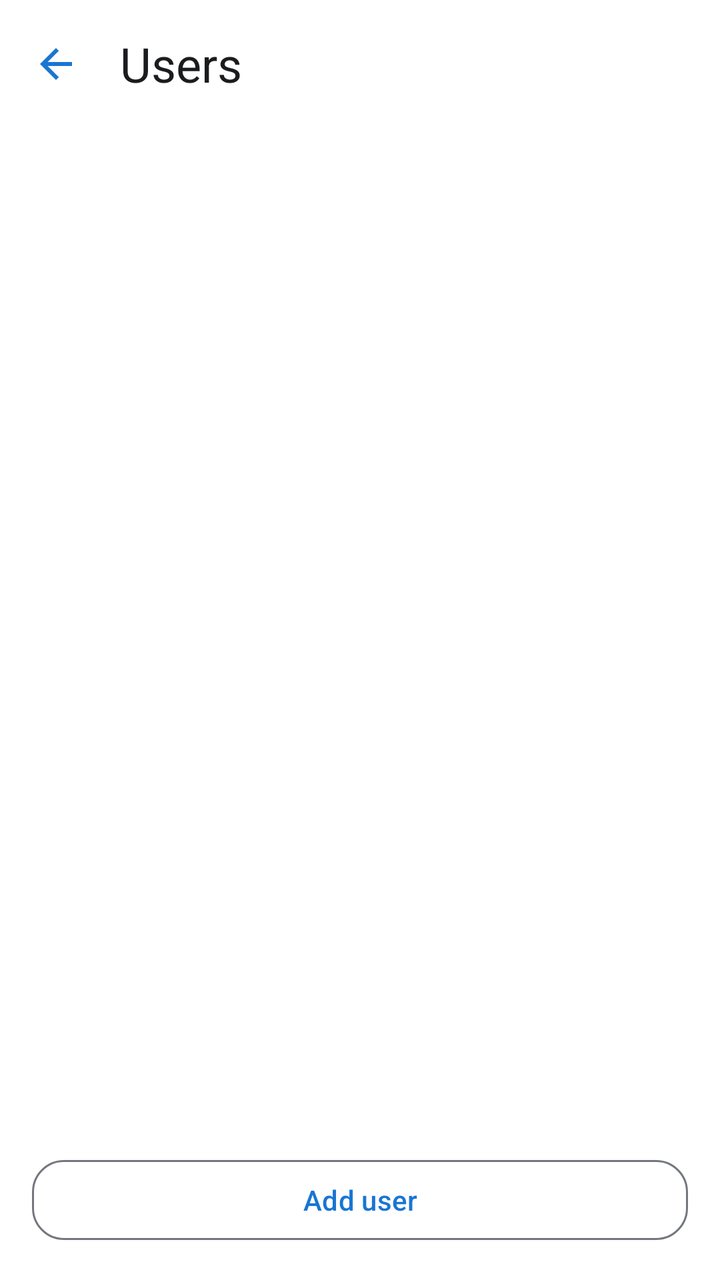
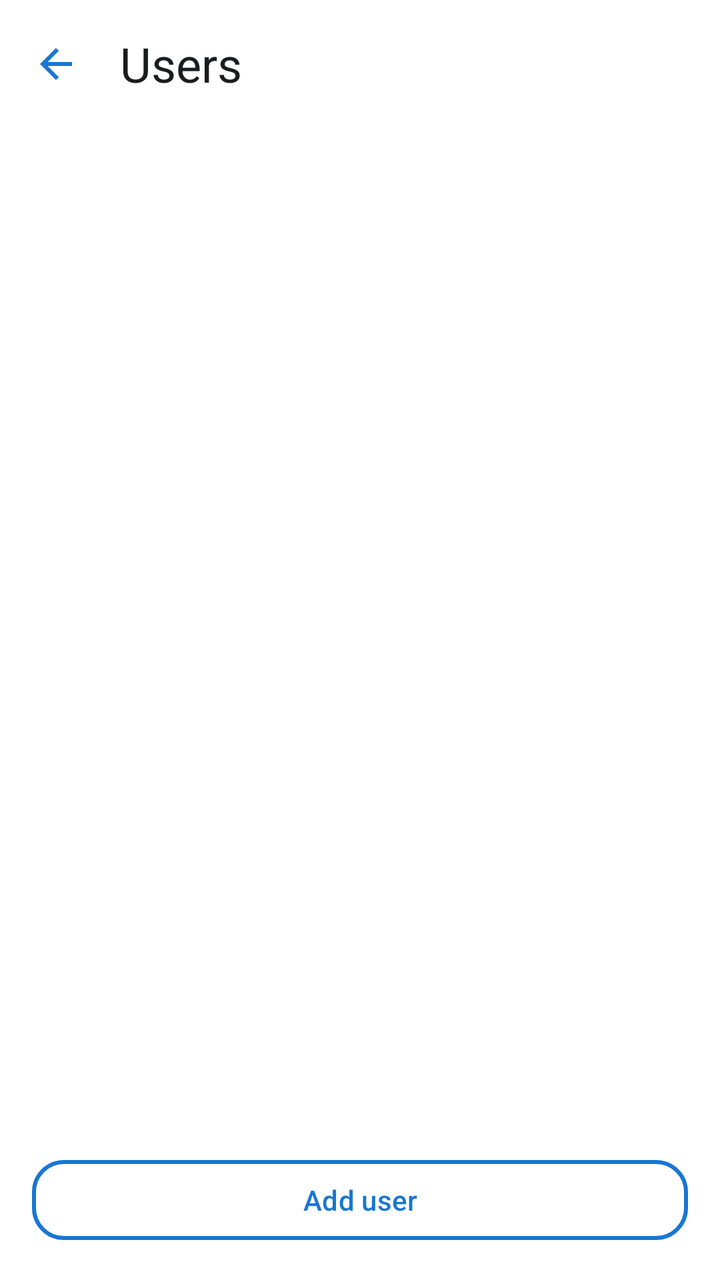

Compare the two renders of this Android layout. The source of the first and the diff that turns it into the second are given below.
<!-- AndroidManifest.xml: application theme Theme.MrOpenVPNClient -->
<!-- res/layout/activity_users.xml -->
<?xml version="1.0" encoding="utf-8"?>
<LinearLayout xmlns:android="http://schemas.android.com/apk/res/android"
    xmlns:app="http://schemas.android.com/apk/res-auto"
    android:layout_width="match_parent"
    android:layout_height="match_parent"
    android:orientation="vertical">

    <LinearLayout
        android:layout_width="match_parent"
        android:layout_height="wrap_content"
        android:gravity="center_vertical"
        android:orientation="horizontal"
        android:paddingTop="8dp">

        <ImageButton
            android:id="@+id/backButton"
            android:layout_width="48dp"
            android:layout_height="48dp"
            android:layout_marginStart="4dp"
            android:background="?attr/selectableItemBackgroundBorderless"
            android:contentDescription="@string/back"
            android:padding="12dp"
            android:src="@drawable/ic_back_green" />

        <TextView
            android:id="@+id/titleText"
            android:layout_width="wrap_content"
            android:layout_height="wrap_content"
            android:layout_marginStart="8dp"
            android:text="@string/menu_users"
            android:textAppearance="?attr/textAppearanceHeadlineSmall" />
    </LinearLayout>

    <ScrollView
        android:layout_width="match_parent"
        android:layout_height="0dp"
        android:layout_weight="1">

        <LinearLayout
            android:id="@+id/usersContainer"
            android:layout_width="match_parent"
            android:layout_height="wrap_content"
            android:orientation="vertical"
            android:padding="16dp" />
    </ScrollView>

    <com.google.android.material.button.MaterialButton
        android:id="@+id/addUserButton"
        style="?attr/materialButtonOutlinedStyle"
        android:layout_width="match_parent"
        android:layout_height="wrap_content"
        android:layout_margin="16dp"
        android:text="@string/add_user"
        app:cornerRadius="16dp"
        app:strokeWidth="1dp" />
</LinearLayout>
<!-- resources referenced by this layout -->
<resources>
  <!-- drawable ic_back_green (drawable) -->
  <?xml version="1.0" encoding="utf-8"?>
  <vector xmlns:android="http://schemas.android.com/apk/res/android"
      android:width="24dp"
      android:height="24dp"
      android:viewportWidth="24"
      android:viewportHeight="24">
      <path
          android:fillColor="?attr/colorPrimary"
          android:pathData="M20,11H7.83l5.59,-5.59L12,4l-8,8 8,8 1.41,-1.41L7.83,13H20v-2z" />
  </vector>
  <string name="add_user">Add user</string>
  <string name="back">Back</string>
  <string name="menu_users">Users</string>
  <style name="Theme.MrOpenVPNClient" parent="Theme.Material3.DayNight.NoActionBar">
          <item name="colorPrimary">@color/primary</item>
          <item name="colorOnPrimary">@color/onPrimary</item>
          <item name="colorPrimaryContainer">@color/primaryContainer</item>
          <item name="colorOnPrimaryContainer">@color/onPrimaryContainer</item>
          <item name="colorSecondary">@color/secondary</item>
          <item name="colorOnSecondary">@color/onSecondary</item>
          <item name="android:colorBackground">@color/background</item>
          <item name="colorSurface">@color/surface</item>
          <item name="colorOnSurface">@color/onSurface</item>
          <item name="colorOnSurfaceVariant">@color/onSurfaceVariant</item>
          <item name="android:textColorPrimary">?attr/colorOnSurface</item>
          <item name="android:textColorSecondary">?attr/colorOnSurfaceVariant</item>
          <item name="android:textColorTertiary">?attr/colorOnSurfaceVariant</item>
          <item name="android:textColorHint">?attr/colorOnSurfaceVariant</item>
          <item name="android:textColorLink">?attr/colorPrimary</item>
          <item name="colorError">@color/error</item>
          <item name="colorSurfaceContainer">@color/surfaceContainer</item>
          <item name="colorSurfaceContainerHighest">@color/surfaceContainerHigh</item>
          <item name="colorOutline">@color/outline</item>
          <item name="android:statusBarColor">@color/background</item>
          <item name="android:navigationBarColor">@color/background</item>
          <item name="android:windowLightStatusBar">@bool/status_bar_light_icons</item>
      </style>
  <color name="primary">#1976D2</color>
  <color name="onPrimary">#FFFFFF</color>
  <color name="primaryContainer">#D3E4FF</color>
  <color name="onPrimaryContainer">#001B3F</color>
  <color name="secondary">#56607C</color>
  <color name="onSecondary">#FFFFFF</color>
  <color name="background">#FFFFFF</color>
  <color name="surface">#FFFFFF</color>
  <color name="onSurface">#1A1C1E</color>
  <color name="onSurfaceVariant">#49454F</color>
  <color name="error">#BA1A1A</color>
  <color name="surfaceContainer">#F3F3F3</color>
  <color name="surfaceContainerHigh">#E7E7E7</color>
  <color name="outline">#74777F</color>
</resources>

<!-- the commit's change to res/layout/activity_users.xml (unified diff, before → after) -->
@@ -52,5 +52,6 @@
         android:layout_margin="16dp"
         android:text="@string/add_user"
         app:cornerRadius="16dp"
-        app:strokeWidth="1dp" />
+        app:strokeWidth="2dp"
+        app:strokeColor="?attr/colorPrimary" />
 </LinearLayout>
